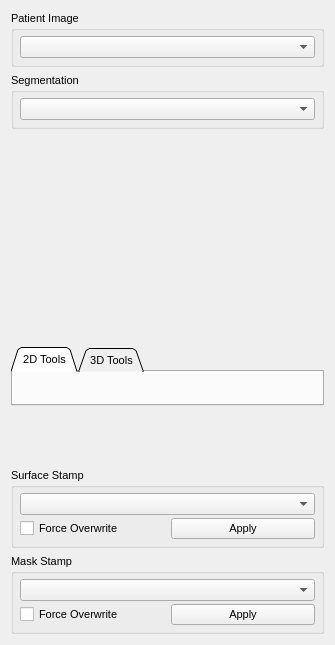
Qt form Plugins/org.mitk.gui.qt.multilabelsegmentation/src/internal/QmitkMultiLabelSegmentationControls.ui (MITK/MITK) before a commit.
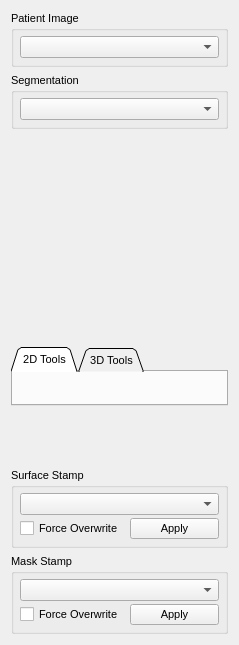
The same form after that commit. Custom widgets are drawn as their Qt base class.

```diff
--- a/Plugins/org.mitk.gui.qt.multilabelsegmentation/src/internal/QmitkMultiLabelSegmentationControls.ui
+++ b/Plugins/org.mitk.gui.qt.multilabelsegmentation/src/internal/QmitkMultiLabelSegmentationControls.ui
@@ -6,7 +6,7 @@
    <rect>
     <x>0</x>
     <y>0</y>
-    <width>335</width>
+    <width>239</width>
     <height>645</height>
    </rect>
   </property>
```
